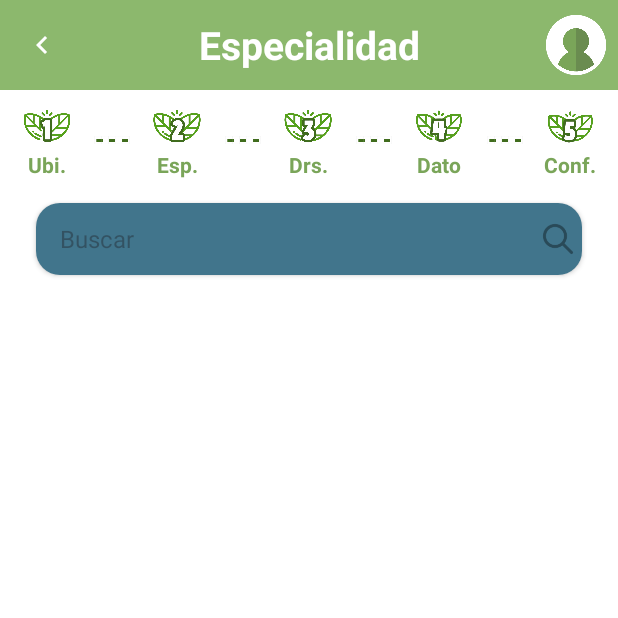
After one commit to Nero105/Senva, an Android app: the EspecialidadesActivity screen opened directly, with no data from a screen before it, on a phone screen of 412 x 824 dp, the top half of it. The commit adds this screen. Run offline under Robolectric (Android 15) with nearby library versions, the phone set to English and light mode, and no system bars; our stand-ins replace CircleImageView.

Commit message:
Agregando especialidades

```diff
--- a/app/src/main/AndroidManifest.xml
+++ b/app/src/main/AndroidManifest.xml
@@ -38,6 +38,10 @@
         <activity android:name=".LoginActivity"/>
         <!-- Bienvenida -->
         <activity android:name=".HomeActivity"/>
+        <!-- Mi Cita Pantalla Completa -->
+        <activity android:name=".MiCitaActivity"/>
+        <!-- Especialidades -->
+        <activity android:name=".EspecialidadesActivity"/>
 
     </application>
 
--- /dev/null
+++ b/app/src/main/java/com/example/senva/EspecialidadesActivity.kt
@@ -0,0 +1,11 @@
+package com.example.senva
+
+import android.os.Bundle
+import androidx.appcompat.app.AppCompatActivity
+
+class EspecialidadesActivity : AppCompatActivity() {
+    override fun onCreate(savedInstanceState: Bundle?) {
+        super.onCreate(savedInstanceState)
+        setContentView(R.layout.activity_especialidades)
+    }
+}
--- a/app/src/main/java/com/example/senva/HomeActivity.kt
+++ b/app/src/main/java/com/example/senva/HomeActivity.kt
@@ -54,9 +54,8 @@ class HomeActivity : AppCompatActivity() {
         navigation.setOnItemSelectedListener { item ->
             when (item.itemId) {
                 R.id.itemFragment1 -> {
-                    supportFragmentManager.commit {
-                        replace<MiCitaFragmento>(R.id.frameContainer)
-                    }
+                    val intent = Intent(this, MiCitaActivity::class.java)
+                    startActivity(intent)
                     true
                 }
                 R.id.itemFragment2 -> {
--- a/app/src/main/res/drawable/rounded_background_btn_cita.xml
+++ b/app/src/main/res/drawable/rounded_background_btn_cita.xml
@@ -1,6 +1,6 @@
 <?xml version="1.0" encoding="utf-8"?>
 <shape xmlns:android="http://schemas.android.com/apk/res/android"
     android:shape="rectangle">
-    <solid android:color="#3A5A7A" />
+    <solid android:color="#41758C" />
     <corners android:radius="16dp" />
 </shape>
--- /dev/null
+++ b/app/src/main/res/layout/activity_especialidades.xml
@@ -0,0 +1,219 @@
+<?xml version="1.0" encoding="utf-8"?>
+<LinearLayout xmlns:android="http://schemas.android.com/apk/res/android"
+    xmlns:app="http://schemas.android.com/apk/res-auto"
+    android:layout_width="match_parent"
+    android:layout_height="match_parent"
+    android:orientation="vertical"
+    android:background="@color/white"
+    android:padding="0dp">
+
+    <!-- Barra superior personalizada -->
+    <LinearLayout
+        android:layout_width="match_parent"
+        android:layout_height="60dp"
+        android:orientation="horizontal"
+        android:background="#8CB86D"
+        android:gravity="center_vertical">
+
+        <ImageButton
+            android:id="@+id/btnBack"
+            android:layout_width="40dp"
+            android:layout_height="40dp"
+            android:layout_marginStart="8dp"
+            android:background="@android:color/transparent"
+            android:src="@drawable/ic_arrow_left"
+            android:contentDescription="Volver"
+            android:tint="@color/white"
+            />
+
+        <TextView
+            android:id="@+id/tvTituloDoctores"
+            android:layout_width="0dp"
+            android:layout_height="wrap_content"
+            android:layout_weight="1"
+            android:text="Especialidad"
+            android:textColor="#fff"
+            android:textStyle="bold"
+            android:textSize="26sp"
+            android:gravity="center"
+            android:fontFamily="sans-serif" />
+
+        <ImageView
+            android:id="@+id/imgAvatar"
+            android:layout_width="40dp"
+            android:layout_height="40dp"
+            android:layout_marginEnd="8dp"
+            android:src="@drawable/userdefault"
+            android:background="@drawable/circle_background"
+            android:scaleType="centerCrop"
+            android:contentDescription="Avatar usuario" />
+    </LinearLayout>
+
+    <LinearLayout
+        android:layout_width="match_parent"
+        android:layout_height="wrap_content"
+        android:orientation="horizontal"
+        android:gravity="center"
+        android:layout_marginTop="8dp"
+        android:layout_marginBottom="8dp">
+
+        <!-- Paso 1 -->
+        <LinearLayout
+            android:layout_width="0dp"
+            android:layout_height="wrap_content"
+            android:layout_weight="1"
+            android:orientation="vertical"
+            android:gravity="center">
+            <ImageView
+                android:layout_width="32dp"
+                android:layout_height="32dp"
+                android:src="@drawable/paso1" />
+            <TextView
+                android:layout_width="wrap_content"
+                android:layout_height="wrap_content"
+                android:text="Ubi."
+                android:textColor="#7aa559"
+                android:textStyle="bold"
+                android:textSize="14sp" />
+        </LinearLayout>
+
+        <!-- Línea punteada -->
+        <ImageView
+            android:layout_width="24dp"
+            android:layout_height="8dp"
+            android:src="@drawable/linea_punteada"
+            android:layout_gravity="center_vertical" />
+
+        <!-- Paso 2 -->
+        <LinearLayout
+            android:layout_width="0dp"
+            android:layout_height="wrap_content"
+            android:layout_weight="1"
+            android:orientation="vertical"
+            android:gravity="center">
+            <ImageView
+                android:layout_width="32dp"
+                android:layout_height="32dp"
+                android:src="@drawable/paso2" />
+            <TextView
+                android:layout_width="wrap_content"
+                android:layout_height="wrap_content"
+                android:text="Esp."
+                android:textColor="#7aa559"
+                android:textStyle="bold"
+                android:textSize="14sp" />
+        </LinearLayout>
+
+        <ImageView
+            android:layout_width="24dp"
+            android:layout_height="8dp"
+            android:src="@drawable/linea_punteada"
+            android:layout_gravity="center_vertical" />
+
+        <!-- Paso 3 -->
+        <LinearLayout
+            android:layout_width="0dp"
+            android:layout_height="wrap_content"
+            android:layout_weight="1"
+            android:orientation="vertical"
+            android:gravity="center">
+            <ImageView
+                android:layout_width="32dp"
+                android:layout_height="32dp"
+                android:src="@drawable/paso3" />
+            <TextView
+                android:layout_width="wrap_content"
+                android:layout_height="wrap_content"
+                android:text="Drs."
+                android:textColor="#7aa559"
+                android:textStyle="bold"
+                android:textSize="14sp" />
+        </LinearLayout>
+
+        <ImageView
+            android:layout_width="24dp"
+            android:layout_height="8dp"
+            android:src="@drawable/linea_punteada"
+            android:layout_gravity="center_vertical" />
+
+        <!-- Paso 4 -->
+        <LinearLayout
+            android:layout_width="0dp"
+            android:layout_height="wrap_content"
+            android:layout_weight="1"
+            android:orientation="vertical"
+            android:gravity="center">
+            <ImageView
+                android:layout_width="32dp"
+                android:layout_height="32dp"
+                android:src="@drawable/paso4" />
+            <TextView
+                android:layout_width="wrap_content"
+                android:layout_height="wrap_content"
+                android:text="Dato"
+                android:textColor="#7aa559"
+                android:textStyle="bold"
+                android:textSize="14sp" />
+        </LinearLayout>
+
+        <ImageView
+            android:layout_width="24dp"
+            android:layout_height="8dp"
+            android:src="@drawable/linea_punteada"
+            android:layout_gravity="center_vertical" />
+
+        <!-- Paso 5 -->
+        <LinearLayout
+            android:layout_width="0dp"
+            android:layout_height="wrap_content"
+            android:layout_weight="1"
+            android:orientation="vertical"
+            android:gravity="center">
+            <ImageView
+                android:layout_width="32dp"
+                android:layout_height="32dp"
+                android:src="@drawable/paso5" />
+            <TextView
+                android:layout_width="wrap_content"
+                android:layout_height="wrap_content"
+                android:text="Conf."
+                android:textColor="#7aa559"
+                android:textStyle="bold"
+                android:textSize="14sp" />
+        </LinearLayout>
+    </LinearLayout>
+
+    <!-- Barra de búsqueda -->
+    <LinearLayout
+        android:layout_width="match_parent"
+        android:layout_height="48dp"
+        android:layout_marginStart="24dp"
+        android:layout_marginEnd="24dp"
+        android:layout_marginTop="8dp"
+        android:background="@drawable/rounded_background_btn_cita"
+        android:orientation="horizontal"
+        android:gravity="center_vertical"
+        android:elevation="2dp">
+
+        <EditText
+            android:id="@+id/etBuscar"
+            android:layout_width="0dp"
+            android:layout_height="match_parent"
+            android:layout_weight="1"
+            android:background="@android:color/transparent"
+            android:hint="Buscar"
+            android:paddingStart="16dp"
+            android:paddingEnd="8dp"
+            android:textSize="16sp"
+            android:inputType="text"
+            android:singleLine="true"/>
+
+        <ImageView
+            android:layout_width="32dp"
+            android:layout_height="32dp"
+            android:src="@drawable/ic_search"
+            android:contentDescription="Buscar"
+            android:padding="4dp"/>
+    </LinearLayout>
+
+</LinearLayout>
```
Also changed, not shown: app/src/main/java/com/example/senva/MiCitaActivity.kt (added, +161 -0 lines), app/src/main/res/layout/activity_mi_cita.xml (added, +328 -0 lines), app/src/main/res/layout/item_cita.xml (+4 -5 lines), app/src/main/res/drawable/doc_inicio.png (added), app/src/main/res/drawable/ic_search.png (added), app/src/main/res/drawable/linea_punteada.png (added), app/src/main/res/drawable/paso1.png (added), app/src/main/res/drawable/paso2.png (added), app/src/main/res/drawable/paso3.png (added), app/src/main/res/drawable/paso4.png (added), app/src/main/res/drawable/paso5.png (added).
